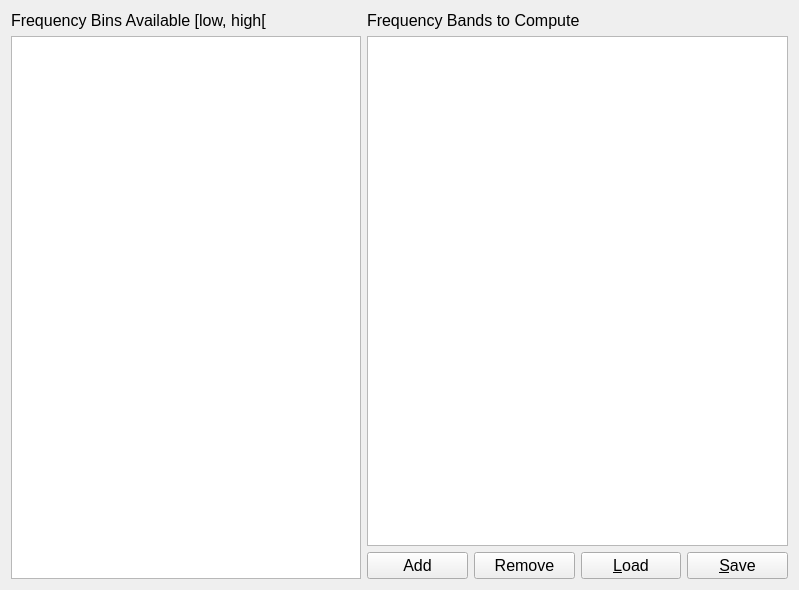
Before: the Qt Designer form tools/CEAMSTools/PSACohortReview/FrequencyBand/Ui_FrequencyBand.ui in SnoozToolbox/snooz-package-ceams, drawn with Qt 5.
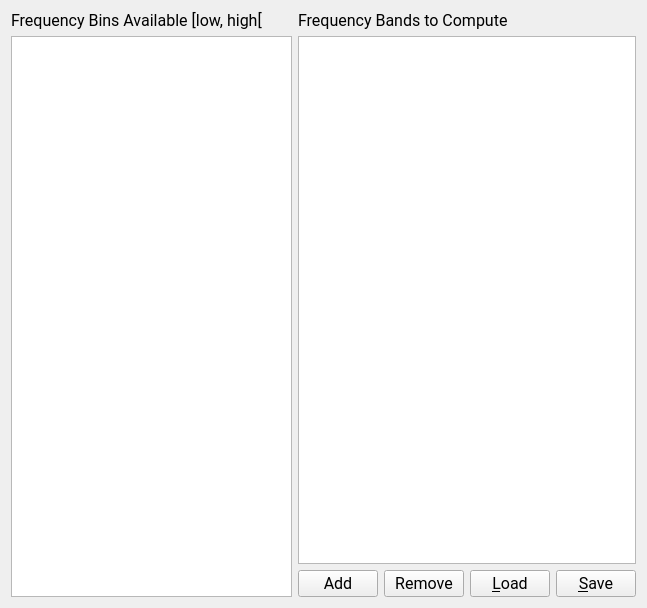
After: the same form once the commit is applied.

The edit to the form file:
```diff
--- a/tools/CEAMSTools/PSACohortReview/FrequencyBand/Ui_FrequencyBand.ui
+++ b/tools/CEAMSTools/PSACohortReview/FrequencyBand/Ui_FrequencyBand.ui
@@ -5,8 +5,8 @@
    <rect>
     <x>0</x>
     <y>0</y>
-    <width>799</width>
-    <height>590</height>
+    <width>647</width>
+    <height>608</height>
    </rect>
   </property>
   <property name="windowTitle">
@@ -21,7 +21,10 @@
         <widget class="QLabel" name="label_5">
          <property name="font">
           <font>
+           <family>Roboto</family>
            <pointsize>12</pointsize>
+           <italic>false</italic>
+           <bold>false</bold>
           </font>
          </property>
          <property name="toolTip">
@@ -44,6 +47,8 @@
           <font>
            <family>Roboto</family>
            <pointsize>12</pointsize>
+           <italic>false</italic>
+           <bold>false</bold>
           </font>
          </property>
          <property name="editTriggers">
@@ -59,7 +64,10 @@
         <widget class="QLabel" name="label_6">
          <property name="font">
           <font>
+           <family>Roboto</family>
            <pointsize>12</pointsize>
+           <italic>false</italic>
+           <bold>false</bold>
           </font>
          </property>
          <property name="text">
@@ -91,6 +99,8 @@
           <font>
            <family>Roboto</family>
            <pointsize>12</pointsize>
+           <italic>false</italic>
+           <bold>false</bold>
           </font>
          </property>
          <property name="focusPolicy">
@@ -119,7 +129,10 @@
           <widget class="QPushButton" name="add_pushButton">
            <property name="font">
             <font>
+             <family>Roboto</family>
              <pointsize>12</pointsize>
+             <italic>false</italic>
+             <bold>false</bold>
             </font>
            </property>
            <property name="text">
@@ -131,7 +144,10 @@
           <widget class="QPushButton" name="rem_pushButton">
            <property name="font">
             <font>
+             <family>Roboto</family>
              <pointsize>12</pointsize>
+             <italic>false</italic>
+             <bold>false</bold>
             </font>
            </property>
            <property name="text">
@@ -143,7 +159,10 @@
           <widget class="QPushButton" name="load_pushButton">
            <property name="font">
             <font>
+             <family>Roboto</family>
              <pointsize>12</pointsize>
+             <italic>false</italic>
+             <bold>false</bold>
             </font>
            </property>
            <property name="text">
@@ -155,7 +174,10 @@
           <widget class="QPushButton" name="save_pushButton">
            <property name="font">
             <font>
+             <family>Roboto</family>
              <pointsize>12</pointsize>
+             <italic>false</italic>
+             <bold>false</bold>
             </font>
            </property>
            <property name="text">
```
Left out of the diff: 24 changed lines with no effect on the pictures.
